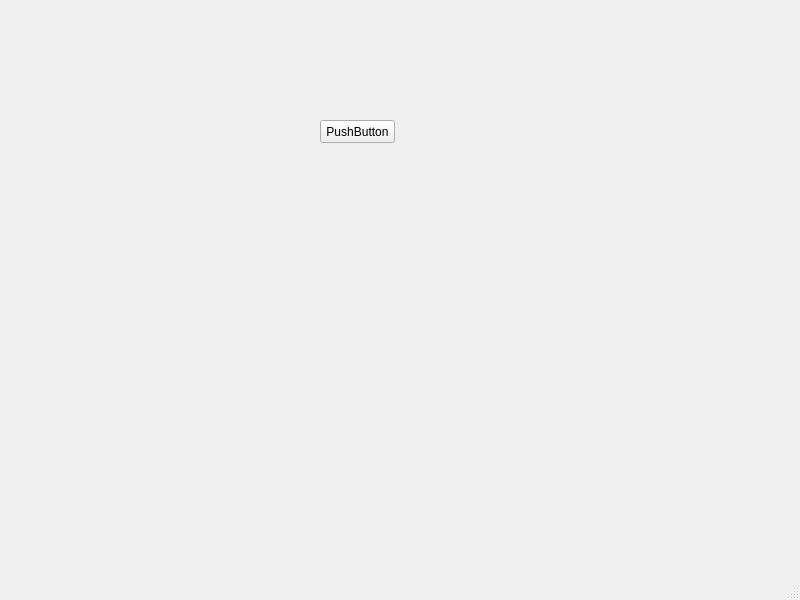
Old version of the form mainwindow.ui in the repository umeshramya/Clinic.
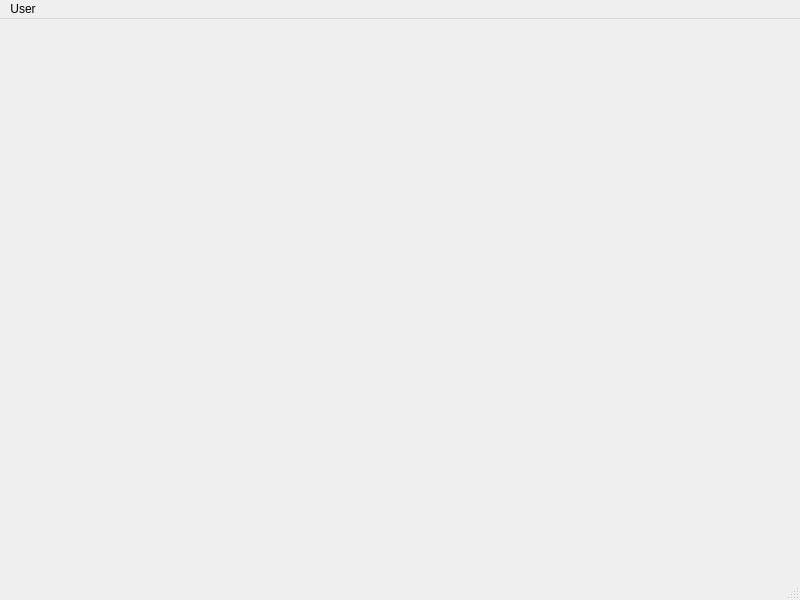
New version of the form. Icons and pictures are not drawn.

The edit to the form file:
```diff
--- a/mainwindow.ui
+++ b/mainwindow.ui
@@ -13,21 +13,7 @@
   <property name="windowTitle">
    <string>MainWindow</string>
   </property>
-  <widget class="QWidget" name="centralwidget">
-   <widget class="QPushButton" name="pushButton">
-    <property name="geometry">
-     <rect>
-      <x>320</x>
-      <y>120</y>
-      <width>75</width>
-      <height>23</height>
-     </rect>
-    </property>
-    <property name="text">
-     <string>PushButton</string>
-    </property>
-   </widget>
-  </widget>
+  <widget class="QWidget" name="centralwidget"/>
   <widget class="QMenuBar" name="menubar">
    <property name="geometry">
     <rect>
@@ -37,6 +23,16 @@
      <height>22</height>
     </rect>
    </property>
+   <widget class="QMenu" name="menuUser">
+    <property name="title">
+     <string>User</string>
+    </property>
+    <addaction name="actionLogin"/>
+    <addaction name="actionSignUp"/>
+    <addaction name="actionForgot_Password"/>
+    <addaction name="actionQuit"/>
+   </widget>
+   <addaction name="menuUser"/>
   </widget>
   <widget class="QStatusBar" name="statusbar"/>
  </widget>
```
Left out of the diff: 40 changed lines with no effect on the pictures.
